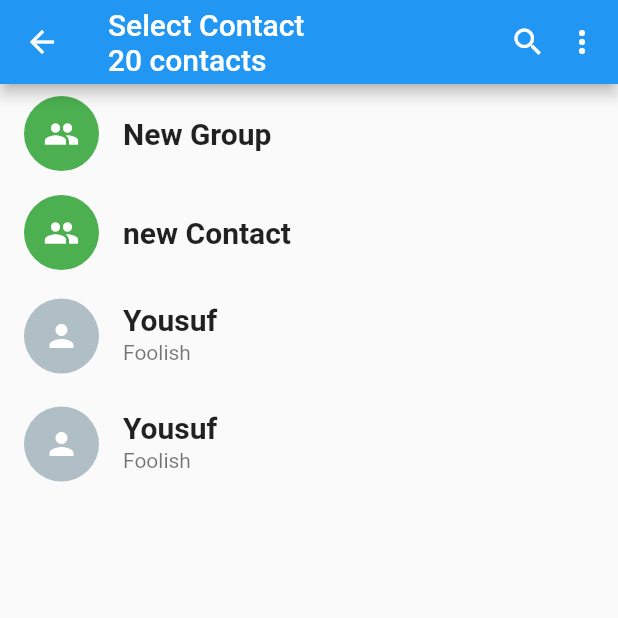
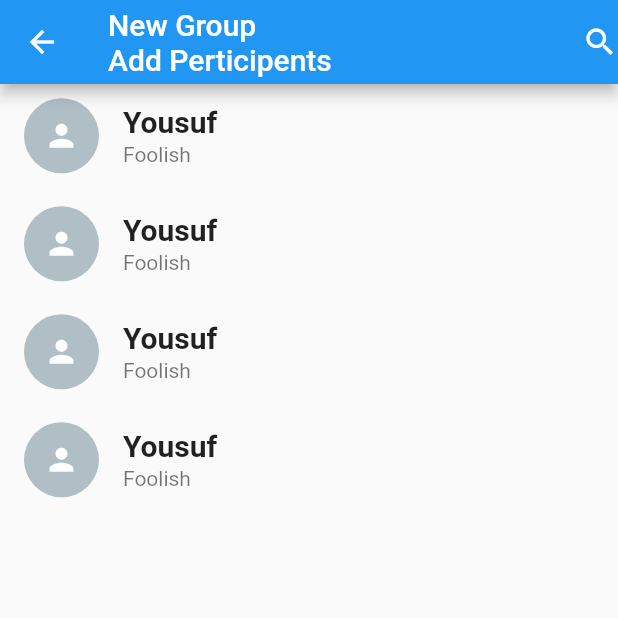
Before and after one commit to youusuf/whats-app-clone, a Flutter app: the SelectContact screen opened directly, after a tap on "New Group", on a phone screen of 412 x 824 dp, the top half of it. Run offline on Flutter 3.47's test engine with Material 2 defaults, Android fonts, the phone set to English and light mode, and no system bars; our stand-ins replace flutter_svg; missing offline and left inert: emoji_picker.

Commit message:
Group Screen Done

```diff
--- a/lib/customUI/button_card.dart
+++ b/lib/customUI/button_card.dart
@@ -1,6 +1,5 @@
 import 'package:flutter/material.dart';
-import 'package:flutter_svg/svg.dart';
-import 'package:whats_app_clone/model/chat_model.dart';
+
 
 
 class ButtonCard extends StatelessWidget {
@@ -11,8 +10,6 @@ class ButtonCard extends StatelessWidget {
   Widget build(BuildContext context) {
     return Padding(
       padding: const EdgeInsets.symmetric(vertical: 5.0),
-      child: InkWell(
-        onTap:(){},
       child: ListTile(
         leading: CircleAvatar(
           radius: 25,
@@ -28,7 +25,6 @@ class ButtonCard extends StatelessWidget {
         ),),
 
       ),
-      ),
     );
   }
 }
--- a/lib/customUI/contact_card.dart
+++ b/lib/customUI/contact_card.dart
@@ -9,10 +9,13 @@ class ContactCard extends StatelessWidget {
 
   @override
   Widget build(BuildContext context) {
-    return InkWell(
-      onTap:(){},
-      child: ListTile(
-        leading: CircleAvatar(
+    return ListTile(
+      leading: Container(
+        height: 53,
+        width: 50,
+        child: Stack(
+          children: [
+             CircleAvatar(
             radius: 25,
             child:SvgPicture.asset(
               'assets/person.svg',
@@ -20,12 +23,23 @@ class ContactCard extends StatelessWidget {
               ),
             backgroundColor: Colors.blueGrey[200],
           ),
-        title: Text(contact!.name!,style: TextStyle(
+        contact!.select? const Positioned(
+          bottom: 4,
+          right: 5,
+            child: CircleAvatar(
+            radius: 12,
+            child:Icon(Icons.check),
+
+          ),
+        ):Container()
+          ],
+        ),
+      ),
+      title: Text(contact!.name!,style:const TextStyle(
         fontSize: 20.0,
         fontWeight: FontWeight.w600
       ),),
       subtitle: Text(contact!.status!),
-      ),
     );
   }
 }
--- a/lib/model/chat_model.dart
+++ b/lib/model/chat_model.dart
@@ -1,20 +1,18 @@
-import 'package:flutter/cupertino.dart';
-
 class ChatModel{
-
   String? name;
   String? icon;
   bool? isGroup;
   String? time;
   String? status;
   String? currentMessage;
+  bool select = false;
   ChatModel(
   {this.name,
   this.icon,
   this.isGroup,
   this.time,
   this.status,
-  this.currentMessage});
-
-
+  this.currentMessage,
+  this.select = false
+  });
 }
--- /dev/null
+++ b/lib/screen/create_group.dart
@@ -0,0 +1,76 @@
+import 'package:flutter/material.dart';
+import 'package:whats_app_clone/customUI/button_card.dart';
+import 'package:whats_app_clone/customUI/contact_card.dart';
+import 'package:whats_app_clone/model/chat_model.dart';
+
+
+
+class CreateGroup extends StatefulWidget {
+  const CreateGroup({Key? key}) : super(key: key);
+
+  @override
+  State<CreateGroup> createState() => _CreateGroupState();
+}
+
+class _CreateGroupState extends State<CreateGroup> {
+  List<ChatModel> contact = [
+      ChatModel(
+        status: "Foolish",
+        name: "Yousuf"
+      ),
+      ChatModel(
+        status: "Foolish",
+        name: "Yousuf"
+      ),
+      ChatModel(
+        status: "Foolish",
+        name: "Yousuf"
+      ),
+      ChatModel(
+        status: "Foolish",
+        name: "Yousuf"
+      ),
+
+    ];
+
+    List<ChatModel> group = [];
+  @override
+  Widget build(BuildContext context) {
+
+    return Scaffold(
+      appBar: AppBar(
+        title: Column(
+          crossAxisAlignment: CrossAxisAlignment.start,
+          children:const [
+            Text("New Group"),
+            Text("Add Perticipents")
+          ],
+        ),
+        actions:const [
+          Icon(Icons.search),
+
+        ],
+      ),
+      body:ListView.builder(
+        itemCount: contact.length,
+        itemBuilder:(context,index){
+        return InkWell(
+          onTap:(){
+            if(contact[index].select==false){
+              setState(() {
+                contact[index].select = true;
+                group.add(contact[index]);
+              });
+            }
+            else{
+              setState(() {
+                contact[index].select = false;
+                group.remove(contact[index]);
+              });
+            }
+          },
+          child: ContactCard(contact: contact[index],));
+      })
+    );
+  }
+}
--- a/lib/screen/select_contact.dart
+++ b/lib/screen/select_contact.dart
@@ -2,6 +2,7 @@ import 'package:flutter/material.dart';
 import 'package:whats_app_clone/customUI/button_card.dart';
 import 'package:whats_app_clone/customUI/contact_card.dart';
 import 'package:whats_app_clone/model/chat_model.dart';
+import 'package:whats_app_clone/screen/create_group.dart';
 
 
 class SelectContact extends StatelessWidget {
@@ -32,34 +33,34 @@ class SelectContact extends StatelessWidget {
       appBar: AppBar(
         title: Column(
           crossAxisAlignment: CrossAxisAlignment.start,
-          children: [
+          children: const[
             Text("Select Contact"),
             Text("20 contacts")
           ],
         ),
         actions: [
-          Icon(Icons.search),
+          const Icon(Icons.search),
            PopupMenuButton(
                itemBuilder:(context){
                  return [
                         PopupMenuItem(
                           onTap:(){},
-                          child:Text("Invite a friend"),
+                          child:const Text("Invite a friend"),
                           value: "Invite a friend",
                           ),
                            PopupMenuItem(
                           onTap:(){},
-                          child:Text("Contacts"),
+                          child:const Text("Contacts"),
                           value: "Contacts",
                           ),
                            PopupMenuItem(
                           onTap:(){},
-                          child:Text("Refresh"),
+                          child:const Text("Refresh"),
                           value: "Refresh",
                           ),
                            PopupMenuItem(
                           onTap:(){},
-                          child:Text("Help"),
+                          child:const Text("Help"),
                           value: "Help",
                           ),
 
@@ -69,16 +70,21 @@ class SelectContact extends StatelessWidget {
         ],
       ),
       body:ListView.builder(
-        itemCount: contact.length,
+        itemCount: contact.length+2,
         itemBuilder:(context,index){
           if(index ==0){
-            return ButtonCard(name: "New Group",icon: Icons.group);
+            return InkWell(
+              onTap:(){
+                Navigator.push(context, MaterialPageRoute(builder: (context)=>CreateGroup()));
+              },
+              child: ButtonCard(name: "New Group",icon: Icons.group)
+              );
           }
            if(index ==1){
             return ButtonCard(name: "new Contact",icon: Icons.group);
           }
 
-        return ContactCard(contact: contact[index],);
+        return ContactCard(contact: contact[index-2],);
       })
     );
   }
--- a/pubspec.yaml
+++ b/pubspec.yaml
@@ -35,7 +35,7 @@ dependencies:
   # Use with the CupertinoIcons class for iOS style icons.
   cupertino_icons: ^1.0.2
   flutter_svg: ^0.22.0
-  emoji_picker: ^0.1.0
+  emoji_picker:
   shared_preferences:
 
 dev_dependencies:
```
Lines whose indentation alone changed are shown as unchanged.
